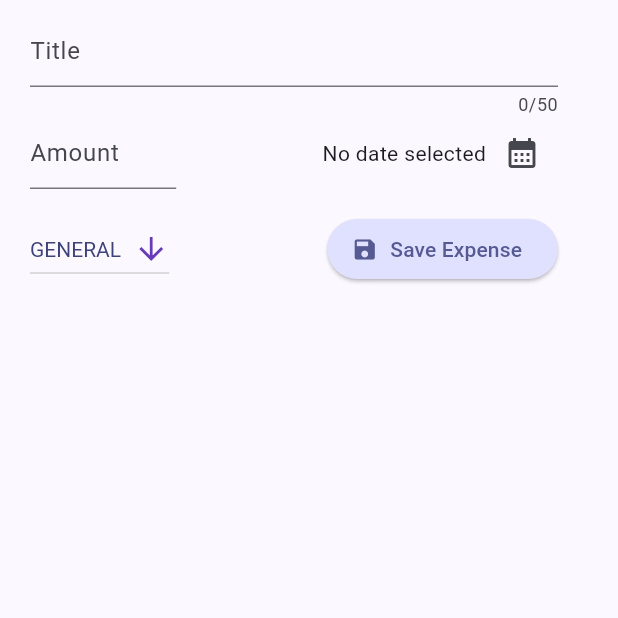
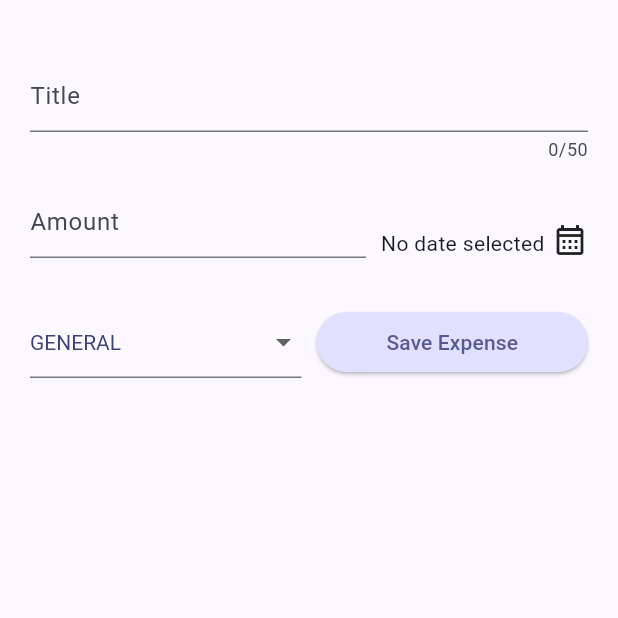
Before and after one commit to sarathkumarsankar/expense_tracker_flutter, a Flutter app: the AddExpensePage screen opened directly with empty values, on a phone screen of 412 x 824 dp, the top half of it. Run offline on Flutter 3.47's test engine with Material 3 defaults, Android fonts, the phone set to English and light mode, and no system bars; our stand-ins replace cloud_firestore, firebase_core; accounts and stored records are empty.

Commit message:
- Added form to validate input field - Code refactoring

```diff
--- a/lib/model/expense.dart
+++ b/lib/model/expense.dart
@@ -1,5 +1,3 @@
-import 'dart:ffi';
-
 import 'package:uuid/uuid.dart';
 import 'package:flutter/material.dart';
 
--- a/lib/pages/add_new_expense.dart
+++ b/lib/pages/add_new_expense.dart
@@ -18,6 +18,8 @@ class _AddExpensePageState extends State<AddExpensePage> {
 
   DateTime? selectedDate;
   ExpenseCategory selectedCategory = ExpenseCategory.values.first;
+  final _formKey = GlobalKey<FormState>();
+  AutovalidateMode _autovalidate = AutovalidateMode.disabled;
 
   List<DropdownMenuItem<String>> get dropdownItems {
     List<DropdownMenuItem<String>> menuItems = ExpenseCategory.values.map((e) {
@@ -35,7 +37,6 @@ class _AddExpensePageState extends State<AddExpensePage> {
       initialDate: selectedDate ?? DateTime.now(),
       firstDate: DateTime(2022),
       lastDate: DateTime.now(),
-
     );
 
     if (pickedDate != null && pickedDate != selectedDate) {
@@ -46,21 +47,24 @@ class _AddExpensePageState extends State<AddExpensePage> {
   }
 
   void _saveExpense() {
-    if (selectedDate != null && titleEditController.text.trim().isNotEmpty && amountEditController.text.trim().isNotEmpty) {
+    _autovalidate = AutovalidateMode.onUserInteraction;
+    if (_formKey.currentState!.validate()) {
+      _formKey.currentState!.save();
+      if (selectedDate == null) {
+        ScaffoldMessenger.of(context).showSnackBar(
+          const SnackBar(
+            duration: Duration(seconds: 1),
+            content: Text('Please select the date'),
+          ),
+        );
+      } else {
         widget.onAddExpense(ExpenseItem(
             title: titleEditController.text,
             amount: amountEditController.text,
             date: DateFormat.yMd().format(selectedDate!),
             category: selectedCategory));
         Navigator.of(context).pop();
-    } else {
-      ScaffoldMessenger.of(context).showSnackBar(
-
-        const SnackBar(
-        duration: Duration(seconds: 1),
-          content: Text('Make sure all the inputs are entered!!!'),
-        ),
-      );
+      }
     }
   }
 
@@ -70,61 +74,93 @@ class _AddExpensePageState extends State<AddExpensePage> {
     titleEditController.dispose();
     super.dispose();
   }
+
   @override
   Widget build(BuildContext context) {
-    final isDarkMode = MediaQuery.of(context).platformBrightness == Brightness.dark;
+    final isDarkMode =
+        MediaQuery.of(context).platformBrightness == Brightness.dark;
     return GestureDetector(
       onTap: () {
         FocusManager.instance.primaryFocus?.unfocus();
       },
       child: Scaffold(
         body: Padding(
-          padding: const EdgeInsets.only(left: 20, right: 40, top: 10, bottom: 20),
+          padding:
+              const EdgeInsets.only(left: 20, right: 20, top: 40, bottom: 20),
           child: SingleChildScrollView(
             child: SizedBox(
-              width: double.infinity,
+              child: Form(
+                autovalidateMode: _autovalidate,
+                key: _formKey,
                 child: Column(
                   children: [
-                  TextField(
+                    TextFormField(
                       controller: titleEditController,
                       maxLength: 50,
                       decoration: const InputDecoration(
                         hintText: "Title",
                       ),
+                      validator: (value) {
+                        if (value == null ||
+                            value.trim().length <= 1 ||
+                            value.length > 50) {
+                          return "Please enter the expense reason";
+                        }
+                        return null;
+                      },
+                    ),
+                    const SizedBox(
+                      height: 16,
                     ),
                     Row(
+                      crossAxisAlignment: CrossAxisAlignment.end,
                       children: [
                         Expanded(
-                        child: TextField(
+                          child: TextFormField(
                             controller: amountEditController,
                             keyboardType: TextInputType.number,
-                          decoration: const InputDecoration(hintText: "Amount"),
-                          onSubmitted: (String value) {
+                            decoration:
+                                const InputDecoration(hintText: "Amount"),
+                            onTapOutside: (event) {
                               FocusScope.of(context).unfocus();
+                            },
+                            validator: (value) {
+                              if (value == null ||
+                                  int.tryParse(value) == null ||
+                                  int.parse(value) <= 0) {
+                                return "Please enter a valid amount";
+                              }
+                              return null;
                             },
                           ),
                         ),
-                      const Spacer(),
+                        const SizedBox(width: 10),
                         Text(
                           selectedDate == null
                               ? "No date selected"
                               : DateFormat.yMd().format(selectedDate!),
                         ),
-                      IconButton(
-                          onPressed: _selectDate,
-                          icon: const Icon(Icons.calendar_month)),
+                        const SizedBox(width: 5),
+                        GestureDetector(
+                            onTap: () => _selectDate(),
+                            child: const Icon(Icons.calendar_month_outlined))
                       ],
                     ),
                     const SizedBox(
-                    height: 16,
+                      height: 32,
                     ),
                     Row(
+                      crossAxisAlignment: CrossAxisAlignment.end,
+                      mainAxisAlignment: MainAxisAlignment.spaceAround,
                       children: [
-                      DropdownButton<ExpenseCategory>(
+                        Expanded(
+                          child: DropdownButtonFormField<ExpenseCategory>(
                             value: selectedCategory,
-                        icon: const Icon(Icons.arrow_downward, color: Colors.deepPurple),
-                        style: TextStyle(color:isDarkMode ? kDarkColorScheme.onPrimaryContainer : kColorScheme.onPrimaryContainer),
-                        onChanged: (ExpenseCategory? newValue) {
+                            style: TextStyle(
+                                color: isDarkMode
+                                    ? kDarkColorScheme.onPrimaryContainer
+                                    : kColorScheme.onPrimaryContainer),
+                            onChanged: (newValue) {
                               setState(() {
                                 selectedCategory = newValue!;
                               });
@@ -136,11 +172,16 @@ class _AddExpensePageState extends State<AddExpensePage> {
                               );
                             }).toList(),
                           ),
-                      const Spacer(),
-                      ElevatedButton.icon(
+                        ),
+                        // const Spacer(),
+                        SizedBox(
+                          width: 10,
+                        ),
+                        Expanded(
+                          child: ElevatedButton(
                               onPressed: _saveExpense,
-                          icon: const Icon(Icons.save),
-                          label: const Text("Save Expense")),
+                              child: const Text("Save Expense")),
+                        )
                       ],
                     ),
                   ],
@@ -149,8 +190,7 @@ class _AddExpensePageState extends State<AddExpensePage> {
             ),
           ),
         ),
-
+      ),
     );
-
   }
 }
--- a/lib/widgets/chart/chart.dart
+++ b/lib/widgets/chart/chart.dart
@@ -14,6 +14,7 @@ class Chart extends StatelessWidget {
       ExpenseBucket.forCategory(expenses, ExpenseCategory.clothing),
       ExpenseBucket.forCategory(expenses, ExpenseCategory.travel),
       ExpenseBucket.forCategory(expenses, ExpenseCategory.shopping),
+      ExpenseBucket.forCategory(expenses, ExpenseCategory.general),
     ];
   }
 
```
Also changed, not shown: lib/pages/expense_list.dart (+16 -69 lines). Lines whose indentation alone changed are shown as unchanged.
